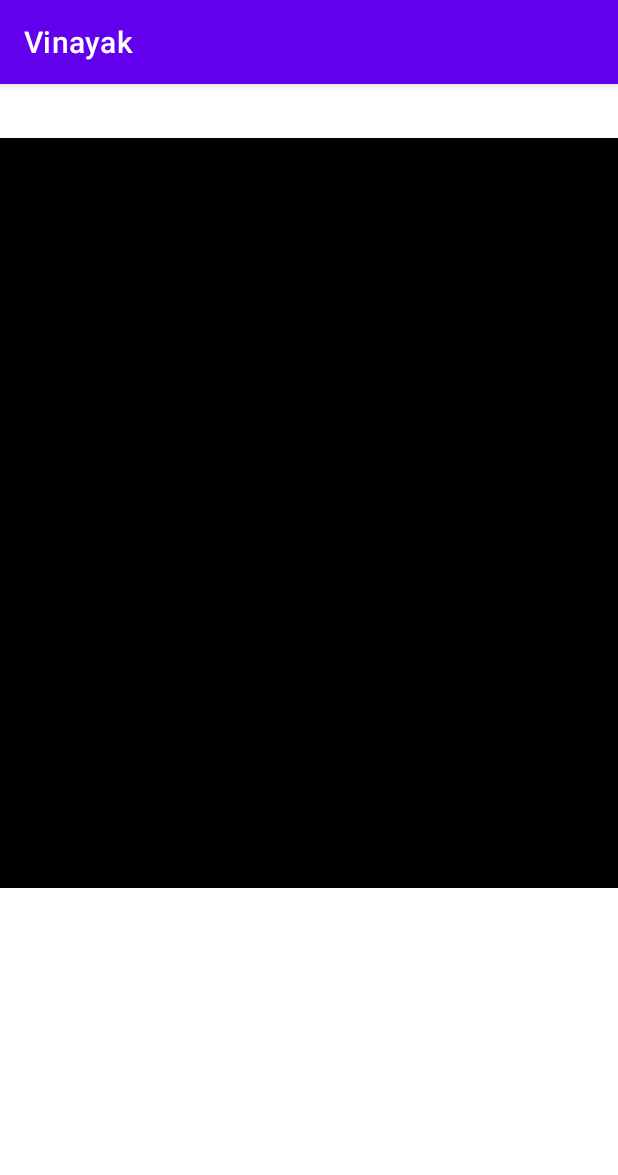
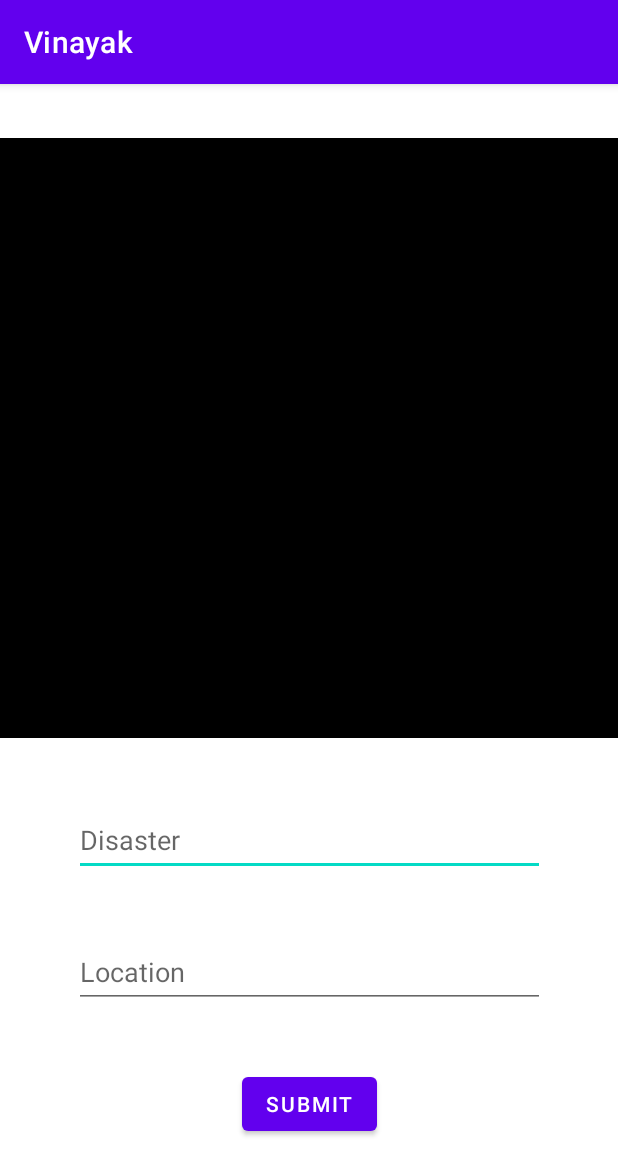
Before and after one commit to gupta-shrinath/Vinayak, an Android app: the CaptureDisasterActivity screen opened directly, with no data from a screen before it, on a phone screen of 412 x 824 dp. Shown: the top 1175 px of the screen. Run offline under Robolectric (Android 15) with nearby library versions, the phone set to English and light mode, and no system bars; 1 statement that could not run was skipped.

Commit message:
Update UI

```diff
--- a/app/src/main/java/learn/droid/vinayak/activities/CaptureDisasterActivity.kt
+++ b/app/src/main/java/learn/droid/vinayak/activities/CaptureDisasterActivity.kt
@@ -9,6 +9,9 @@ import androidx.appcompat.app.AppCompatActivity
 import android.os.Bundle
 import android.provider.MediaStore
 import android.util.Log
+import android.view.View
+import android.widget.Button
+import android.widget.EditText
 import android.widget.ImageView
 import androidx.activity.result.contract.ActivityResultContracts
 import androidx.constraintlayout.widget.ConstraintLayout
@@ -23,6 +26,9 @@ import java.lang.Exception
 class CaptureDisasterActivity : AppCompatActivity() {
 
     private lateinit var layout:ConstraintLayout
+    private lateinit var etLocation: EditText
+    private lateinit var etDisaster:EditText
+    private lateinit var btSubmit:Button
 
     private val locationBroadcastReceiver = LocationBroadcastReceiver()
 
@@ -43,8 +49,14 @@ class CaptureDisasterActivity : AppCompatActivity() {
     override fun onCreate(savedInstanceState: Bundle?) {
         super.onCreate(savedInstanceState)
         setContentView(R.layout.activity_capture_disaster)
+        layout = findViewById(R.id.captureDisaster_cl)
         val disasterImageView = findViewById<ImageView>(R.id.disaster_preview_iv)
-        layout = findViewById(R.id.captureDisaster_cl)
+        etLocation = findViewById(R.id.etLocation)
+        etDisaster = findViewById(R.id.etDisaster)
+        btSubmit = findViewById(R.id.btSubmit)
+        btSubmit.setOnClickListener {
+
+        }
         launchCamera(disasterImageView)
     }
 
@@ -55,6 +67,7 @@ class CaptureDisasterActivity : AppCompatActivity() {
 
     override fun onResume() {
         super.onResume()
+        locationBroadcastReceiver.setLocationEditText(etLocation)
         val intentFilter = IntentFilter("learn.droid.vinayak.location")
         LocalBroadcastManager.getInstance(this).registerReceiver(locationBroadcastReceiver,intentFilter)
     }
--- a/app/src/main/res/layout/activity_capture_disaster.xml
+++ b/app/src/main/res/layout/activity_capture_disaster.xml
@@ -12,12 +12,51 @@
     <ImageView
         android:id="@+id/disaster_preview_iv"
         android:layout_width="419dp"
-        android:layout_height="500dp"
+        android:layout_height="400dp"
+        android:layout_marginBottom="332dp"
         android:background="@color/black"
-        android:layout_marginBottom="232dp"
         android:contentDescription="@string/preview_image"
         app:layout_constraintBottom_toBottomOf="parent"
         app:layout_constraintEnd_toEndOf="parent"
         app:layout_constraintStart_toStartOf="parent" />
 
+
+    <EditText
+        android:id="@+id/etDisaster"
+        android:layout_width="314dp"
+        android:layout_height="wrap_content"
+        android:layout_marginTop="44dp"
+        android:hint="@string/disaster"
+        android:importantForAutofill="no"
+        android:inputType="text"
+        android:maxLines="1"
+        android:minHeight="48dp"
+        app:layout_constraintEnd_toEndOf="parent"
+        app:layout_constraintStart_toStartOf="parent"
+        app:layout_constraintTop_toBottomOf="@+id/disaster_preview_iv" />
+
+    <EditText
+        android:id="@+id/etLocation"
+        android:layout_width="314dp"
+        android:layout_height="wrap_content"
+        android:layout_marginTop="40dp"
+        android:hint="@string/location"
+        android:inputType="text"
+        android:maxLines="1"
+        android:minHeight="48dp"
+        android:importantForAutofill="no"
+        app:layout_constraintEnd_toEndOf="parent"
+        app:layout_constraintStart_toStartOf="parent"
+        app:layout_constraintTop_toBottomOf="@+id/etDisaster" />
+
+    <Button
+        android:id="@+id/btSubmit"
+        android:layout_width="wrap_content"
+        android:layout_height="wrap_content"
+        android:layout_marginTop="40dp"
+        android:text="@string/submit"
+        app:layout_constraintEnd_toEndOf="parent"
+        app:layout_constraintStart_toStartOf="parent"
+        app:layout_constraintTop_toBottomOf="@+id/etLocation" />
+
 </androidx.constraintlayout.widget.ConstraintLayout>
--- a/app/src/main/res/values/strings.xml
+++ b/app/src/main/res/values/strings.xml
@@ -2,4 +2,7 @@
     <string name="app_name">Vinayak</string>
     <string name="report">Report</string>
     <string name="preview_image">Preview Image of Disaster</string>
+    <string name="location">Location</string>
+    <string name="disaster">Disaster</string>
+    <string name="submit">Submit</string>
 </resources>
```
